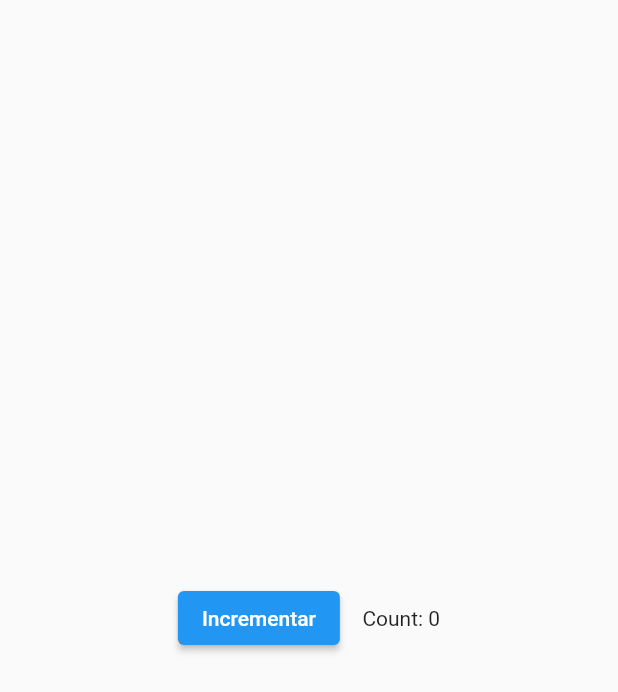
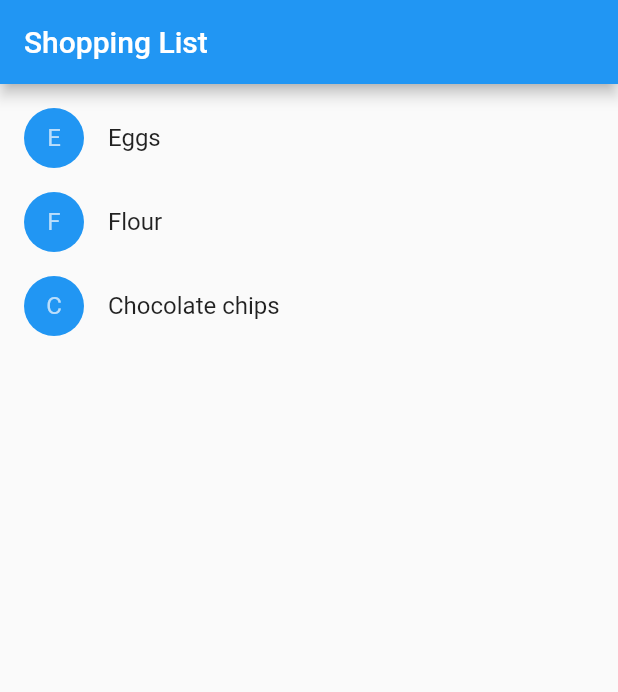
Before and after one commit to vitorfitzner/flutter, a Flutter app: the screen it shows after launch, on a phone screen of 412 x 824 dp. Shown: the top 692 px of the screen. Run offline on Flutter 3.47's test engine with Material 2 defaults, Android fonts, the phone set to English and light mode, and no system bars.

Commit message:
handling list item with state

```diff
--- a/lib/main.dart
+++ b/lib/main.dart
@@ -1,100 +1,125 @@
 import 'package:flutter/material.dart';
 
-void main() {
-  runApp(const MaterialApp(
-      title: 'Flutter with Material Design',
-      home: Scaffold(body: Center(child: Counter()))));
+class Product {
+  const Product({required this.name});
+
+  final String name;
 }
 
-class MyAppBar extends StatelessWidget {
-  const MyAppBar({required this.title, super.key});
+typedef CartChangedCallback = Function(Product product, bool inCart);
 
-  final Widget title;
+class ShoppingListItem extends StatelessWidget {
+  ShoppingListItem({
+    required this.product,
+    required this.inCart,
+    required this.onCartChanged,
+  }) : super(key: ObjectKey(product));
+
+  final Product product;
+  final bool inCart;
+  final CartChangedCallback onCartChanged;
+
+  Color _getColor(BuildContext context) {
+    // The theme depends on the BuildContext because different
+    // parts of the tree can have different themes.
+    // The BuildContext indicates where the build is
+    // taking place and therefore which theme to use.
+
+    return inCart //
+        ? Colors.black54
+        : Theme.of(context).primaryColor;
+  }
+
+  TextStyle? _getTextStyle(BuildContext context) {
+    if (!inCart) return null;
+
+    return const TextStyle(
+      color: Colors.black54,
+      decoration: TextDecoration.lineThrough,
+    );
+  }
 
   @override
   Widget build(BuildContext context) {
-    return Container(
-      decoration: BoxDecoration(color: Colors.blue[500]),
-      height: 56.0,
-      padding: const EdgeInsets.symmetric(horizontal: 8.0),
-      child: Row(
-        children: [
-          const IconButton(
-              icon: Icon(Icons.menu),
-              tooltip: 'Navigation Menu',
-              onPressed: null),
-          Expanded(child: title),
-          const IconButton(
-            onPressed: null,
-            icon: Icon(Icons.search),
-            tooltip: 'Search button',
-          )
-        ],
+    return ListTile(
+      onTap: () {
+        onCartChanged(product, inCart);
+      },
+      leading: CircleAvatar(
+        backgroundColor: _getColor(context),
+        child: Text(product.name[0]),
+      ),
+      title: Text(
+        product.name,
+        style: _getTextStyle(context),
       ),
     );
   }
 }
 
-class MyScaffold extends StatelessWidget {
-  const MyScaffold({super.key});
+class ShoppingList extends StatefulWidget {
+  const ShoppingList({required this.products, super.key});
+
+  final List<Product> products;
+
+  // The framework calls createState the first time
+  // a widget appears at a given location in the tree.
+  // If the parent rebuilds and uses the same type of
+  // widget (with the same key), the framework re-uses
+  // the State object instead of creating a new State object.
 
   @override
-  Widget build(BuildContext context) {
-    return Material(
-        child: Column(
-      children: [
-        MyAppBar(
-            title: Text('Titulo de exemplo',
-                style: Theme.of(context).primaryTextTheme.headline6)),
-        const Expanded(child: Center(child: Text('Hello, World!')))
-      ],
-    ));
-  }
+  State<ShoppingList> createState() => _ShoppingListState();
 }
 
-class MyButton extends StatelessWidget {
-  const MyButton({super.key});
+class _ShoppingListState extends State<ShoppingList> {
+  final _shoppingCart = <Product>{};
 
-  @override
-  Widget build(BuildContext context) {
-    return GestureDetector(
-        onTap: () {
-          print('Botão acionado');
-        },
-        child: Container(
-            height: 50.0,
-            padding: const EdgeInsets.all(8.0),
-            margin: const EdgeInsets.symmetric(horizontal: 8.0),
-            decoration: BoxDecoration(borderRadius: BorderRadius.circular(5.0)),
-            child: const Center(child: Text('Engage'))));
-  }
-}
+  void _handleCartChanged(Product product, bool inCart) {
+    setState(() {
+      // When a user changes what's in the cart, you need
+      // to change _shoppingCart inside a setState call to
+      // trigger a rebuild.
+      // The framework then calls build, below,
+      // which updates the visual appearance of the app.
 
-class Counter extends StatefulWidget {
-  const Counter({super.key});
-
-  @override
-  State<Counter> createState() => _CounterState();
-}
-
-class _CounterState extends State<Counter> {
-  int _counter = 0;
-
-  void _increment() {
-    setState(() {
-      _counter++;
+      if (!inCart) {
+        _shoppingCart.add(product);
+      } else {
+        _shoppingCart.remove(product);
+      }
     });
   }
 
   @override
   Widget build(BuildContext context) {
-    return Row(
-      mainAxisAlignment: MainAxisAlignment.center,
-      children: <Widget>[
-        ElevatedButton(onPressed: _increment, child: const Text('Incrementar')),
-        const SizedBox(width: 15),
-        Text('Count: $_counter')
-      ],
+    return Scaffold(
+      appBar: AppBar(
+        title: const Text('Shopping List'),
+      ),
+      body: ListView(
+        padding: const EdgeInsets.symmetric(vertical: 8.0),
+        children: widget.products.map((product) {
+          return ShoppingListItem(
+            product: product,
+            inCart: _shoppingCart.contains(product),
+            onCartChanged: _handleCartChanged,
+          );
+        }).toList(),
+      ),
     );
   }
 }
+
+void main() {
+  runApp(const MaterialApp(
+    title: 'Shopping App',
+    home: ShoppingList(
+      products: [
+        Product(name: 'Eggs'),
+        Product(name: 'Flour'),
+        Product(name: 'Chocolate chips'),
+      ],
+    ),
+  ));
+}
```
